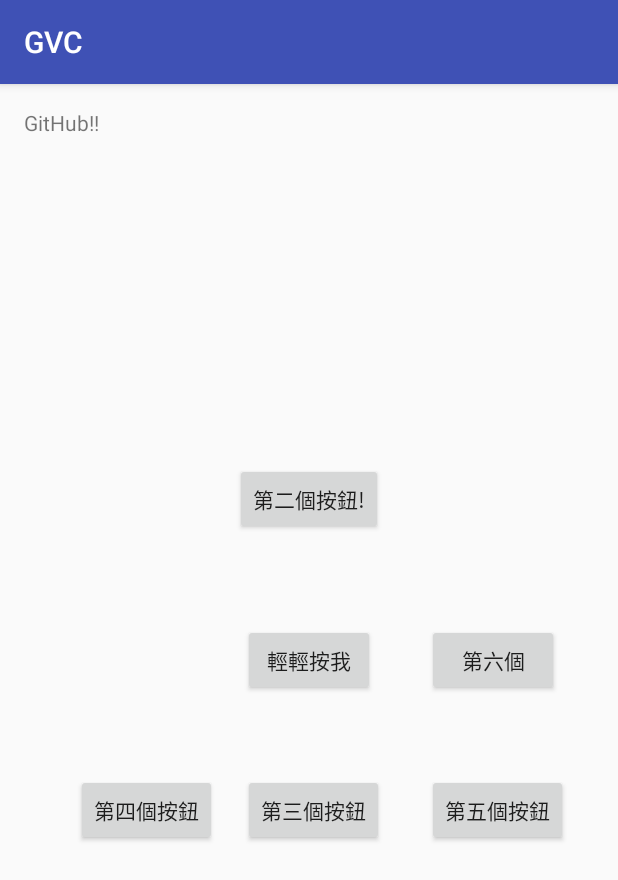
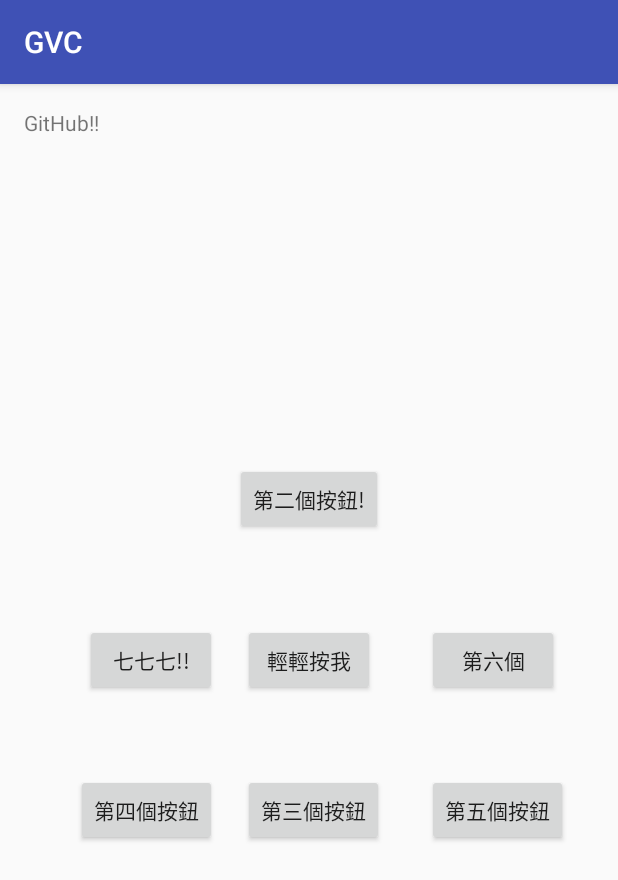
Before and after one commit to java7sparrow7development/SE-GitB-Project, an Android app: the screen it shows after launch (MainActivity), on a phone screen of 412 x 824 dp. Shown: the top 880 px of the screen. Run offline under Robolectric (Android 15) with nearby library versions, the phone set to English and light mode, and no system bars.

Commit message:
第七個按鈕!

```diff
--- a/app/src/main/res/layout/activity_main.xml
+++ b/app/src/main/res/layout/activity_main.xml
@@ -67,4 +67,12 @@
         android:layout_alignStart="@+id/button5"
         android:id="@+id/button6" />
 
+    <Button
+        android:text="七七七!!"
+        android:layout_width="wrap_content"
+        android:layout_height="wrap_content"
+        android:layout_above="@+id/button3"
+        android:layout_alignEnd="@+id/button4"
+        android:id="@+id/button7" />
+
 </RelativeLayout>
```
